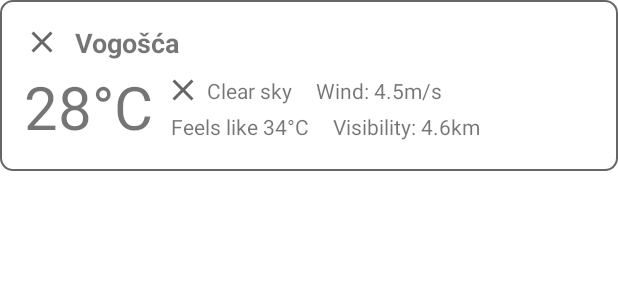
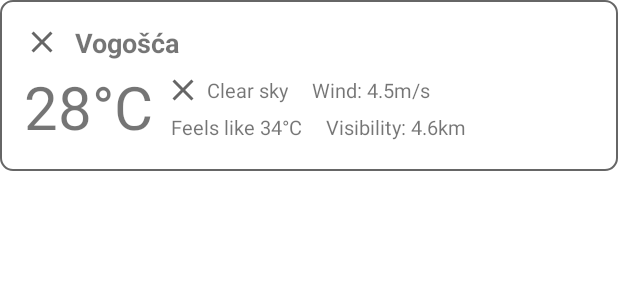
Before and after one commit to grb0/weather-checker, an Android app: the layout overviewed_place.xml on its own in the app's theme, with its tools: preview values and no code run, on a phone screen of 412 x 824 dp. Shown: the top 300 px of the screen. Run offline under Robolectric (Android 15) with nearby library versions, the phone set to English and light mode, and no system bars; plain views replace MaterialRippleLayout; Roboto replaces fonts that are not available here.

Commit message:
Fix visual bug in overviewed place

```diff
--- a/app/src/main/res/layout/overviewed_place.xml
+++ b/app/src/main/res/layout/overviewed_place.xml
@@ -74,13 +74,17 @@
 
             <TextView
                 android:id="@+id/weather_description"
-                android:layout_width="0dp"
+                android:layout_width="wrap_content"
                 android:layout_height="wrap_content"
                 android:layout_marginStart="4dp"
+                android:layout_marginEnd="8dp"
                 android:fontFamily="@font/roboto"
                 android:text="@{place.forecast.current.weather.description.trim()}"
-                android:textSize="14sp"
+                android:textSize="13sp"
                 app:layout_constraintBottom_toBottomOf="@+id/weather_icon"
+                app:layout_constraintEnd_toStartOf="@+id/wind"
+                app:layout_constraintHorizontal_bias="0.0"
+                app:layout_constraintHorizontal_chainStyle="packed"
                 app:layout_constraintStart_toEndOf="@+id/weather_icon"
                 app:layout_constraintTop_toTopOf="@+id/weather_icon"
                 tools:text="Clear sky" />
@@ -99,44 +103,49 @@
 
             <TextView
                 android:id="@+id/feels_like_temp"
-                android:layout_width="0dp"
+                android:layout_width="wrap_content"
                 android:layout_height="wrap_content"
                 android:layout_marginStart="12dp"
+                android:layout_marginEnd="8dp"
                 android:layout_marginBottom="4dp"
                 android:fontFamily="@font/roboto"
                 android:text="@{@string/overviewed_place_feels_like_temp_format(place.forecast.current.feelsLike)}"
-                android:textSize="14sp"
+                android:textSize="13sp"
                 app:layout_constraintBottom_toBottomOf="@+id/temp"
+                app:layout_constraintEnd_toStartOf="@+id/visibility"
+                app:layout_constraintHorizontal_bias="0.0"
+                app:layout_constraintHorizontal_chainStyle="packed"
                 app:layout_constraintStart_toEndOf="@+id/temp"
                 tools:text="Feels like 34°C" />
 
             <TextView
                 android:id="@+id/wind"
-                android:layout_width="0dp"
+                android:layout_width="wrap_content"
                 android:layout_height="wrap_content"
-                android:layout_marginStart="16dp"
+                android:layout_marginStart="8dp"
+                android:layout_marginEnd="16dp"
                 android:fontFamily="@font/roboto"
                 android:text="@{@string/overviewed_place_wind_format(place.forecast.current.windSpeed)}"
-                android:textSize="14sp"
+                android:textSize="13sp"
                 app:layout_constraintBottom_toBottomOf="@+id/weather_description"
-                app:layout_constraintEnd_toEndOf="@+id/visibility"
-                app:layout_constraintHorizontal_bias="0.0"
+                app:layout_constraintEnd_toEndOf="parent"
+                app:layout_constraintHorizontal_bias="0.5"
                 app:layout_constraintStart_toEndOf="@+id/weather_description"
                 app:layout_constraintTop_toTopOf="@+id/weather_description"
                 tools:text="Wind: 4.5m/s" />
 
             <TextView
                 android:id="@+id/visibility"
-                android:layout_width="0dp"
+                android:layout_width="wrap_content"
                 android:layout_height="wrap_content"
-                android:layout_marginStart="16dp"
+                android:layout_marginStart="8dp"
                 android:layout_marginEnd="12dp"
                 android:fontFamily="@font/roboto"
                 android:text="@{@string/overviewed_place_visibility_format(place.forecast.current.visibility / 1000)}"
-                android:textSize="14sp"
+                android:textSize="13sp"
                 app:layout_constraintBottom_toBottomOf="@+id/feels_like_temp"
                 app:layout_constraintEnd_toEndOf="parent"
-                app:layout_constraintHorizontal_bias="0.0"
+                app:layout_constraintHorizontal_bias="0.5"
                 app:layout_constraintStart_toEndOf="@+id/feels_like_temp"
                 app:layout_constraintTop_toTopOf="@+id/feels_like_temp"
                 tools:text="Visibility: 4.6km" />
```
